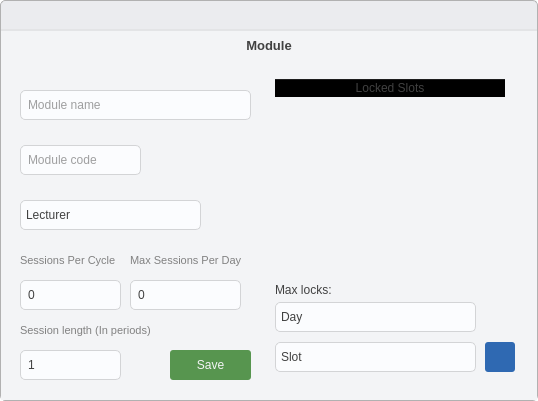
This is ui/add_module_dialog.ui in takundafarakeza/Timetable_Generator as Qt 5 draws it before an edit. The edited form follows.
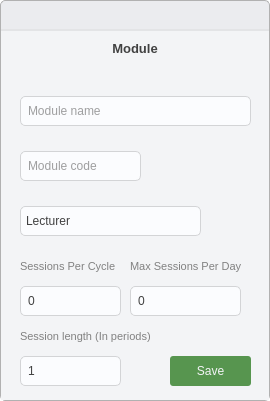
This is the edited form. Icons and pictures are not drawn.

```diff
--- a/ui/add_module_dialog.ui
+++ b/ui/add_module_dialog.ui
@@ -6,7 +6,7 @@
    <rect>
     <x>0</x>
     <y>0</y>
-    <width>538</width>
+    <width>270</width>
     <height>401</height>
    </rect>
   </property>
@@ -468,188 +468,6 @@
               </widget>
              </widget>
             </item>
-            <item>
-             <widget class="QFrame" name="lock_frame">
-              <property name="frameShape">
-               <enum>QFrame::Shape::StyledPanel</enum>
-              </property>
-              <property name="frameShadow">
-               <enum>QFrame::Shadow::Raised</enum>
-              </property>
-              <layout class="QVBoxLayout" name="verticalLayout_4">
-               <item>
-                <widget class="QTableWidget" name="locked_slots_table">
-                 <attribute name="horizontalHeaderDefaultSectionSize">
-                  <number>230</number>
-                 </attribute>
-                 <column>
-                  <property name="text">
-                   <string>Locked Slots</string>
-                  </property>
-                 </column>
-                </widget>
-               </item>
-               <item>
-                <widget class="QFrame" name="frame_4">
-                 <property name="minimumSize">
-                  <size>
-                   <width>0</width>
-                   <height>100</height>
-                  </size>
-                 </property>
-                 <property name="frameShape">
-                  <enum>QFrame::Shape::StyledPanel</enum>
-                 </property>
-                 <property name="frameShadow">
-                  <enum>QFrame::Shadow::Raised</enum>
-                 </property>
-                 <widget class="QPushButton" name="module_lock_btn">
-                  <property name="geometry">
-                   <rect>
-                    <x>210</x>
-                    <y>60</y>
-                    <width>30</width>
-                    <height>30</height>
-                   </rect>
-                  </property>
-                  <property name="cursor">
-                   <cursorShape>PointingHandCursor</cursorShape>
-                  </property>
-                  <property name="focusPolicy">
-                   <enum>Qt::FocusPolicy::StrongFocus</enum>
-                  </property>
-                  <property name="layoutDirection">
-                   <enum>Qt::LayoutDirection::LeftToRight</enum>
-                  </property>
-                  <property name="styleSheet">
-                   <string notr="true">padding: 5px;
-background: #2F69B2;
-color: #F3F4F6;
-border-radius: 3px;</string>
-                  </property>
-                  <property name="text">
-                   <string/>
-                  </property>
-                  <property name="icon">
-                   <iconset resource="../assets/icons.qrc">
-                    <normaloff>:/icons/icons/plus.svg</normaloff>:/icons/icons/plus.svg</iconset>
-                  </property>
-                  <property name="iconSize">
-                   <size>
-                    <width>14</width>
-                    <height>14</height>
-                   </size>
-                  </property>
-                 </widget>
-                 <widget class="QComboBox" name="module_lock_slot_select">
-                  <property name="geometry">
-                   <rect>
-                    <x>0</x>
-                    <y>60</y>
-                    <width>201</width>
-                    <height>30</height>
-                   </rect>
-                  </property>
-                  <property name="minimumSize">
-                   <size>
-                    <width>0</width>
-                    <height>30</height>
-                   </size>
-                  </property>
-                  <property name="editable">
-                   <bool>false</bool>
-                  </property>
-                  <property name="placeholderText">
-                   <string>Slot</string>
-                  </property>
-                 </widget>
-                 <widget class="QComboBox" name="module_lock_day_select">
-                  <property name="geometry">
-                   <rect>
-                    <x>0</x>
-                    <y>20</y>
-                    <width>201</width>
-                    <height>30</height>
-                   </rect>
-                  </property>
-                  <property name="editable">
-                   <bool>false</bool>
-                  </property>
-                  <property name="currentText">
-                   <string/>
-                  </property>
-                  <property name="placeholderText">
-                   <string>Day</string>
-                  </property>
-                  <item>
-                   <property name="text">
-                    <string>1.1</string>
-                   </property>
-                  </item>
-                  <item>
-                   <property name="text">
-                    <string>1.2</string>
-                   </property>
-                  </item>
-                  <item>
-                   <property name="text">
-                    <string>2.1</string>
-                   </property>
-                  </item>
-                  <item>
-                   <property name="text">
-                    <string>2.2</string>
-                   </property>
-                  </item>
-                  <item>
-                   <property name="text">
-                    <string>3.1</string>
-                   </property>
-                  </item>
-                  <item>
-                   <property name="text">
-                    <string>3.2</string>
-                   </property>
-                  </item>
-                  <item>
-                   <property name="text">
-                    <string>4.1</string>
-                   </property>
-                  </item>
-                  <item>
-                   <property name="text">
-                    <string>4.2</string>
-                   </property>
-                  </item>
-                  <item>
-                   <property name="text">
-                    <string>5.1</string>
-                   </property>
-                  </item>
-                  <item>
-                   <property name="text">
-                    <string>5.2</string>
-                   </property>
-                  </item>
-                 </widget>
-                 <widget class="QLabel" name="max_locks_txt">
-                  <property name="geometry">
-                   <rect>
-                    <x>0</x>
-                    <y>0</y>
-                    <width>161</width>
-                    <height>16</height>
-                   </rect>
-                  </property>
-                  <property name="text">
-                   <string>Max locks:</string>
-                  </property>
-                 </widget>
-                </widget>
-               </item>
-              </layout>
-             </widget>
-            </item>
            </layout>
           </widget>
          </item>
```
Left out of the diff: 1 changed line with no effect on the pictures.
